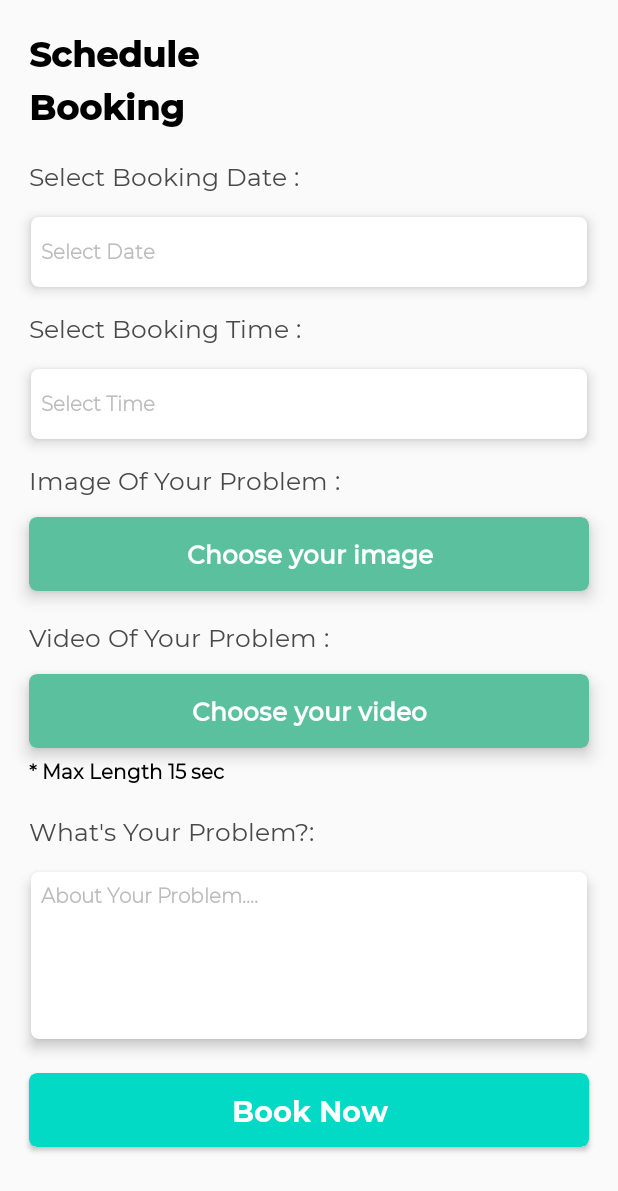
After one commit to karabimaity17/PlumberUser, an Android app: the ScheduleBooking screen opened directly, with no data from a screen before it, on a phone screen of 412 x 824 dp. The commit adds this screen. Shown: the top 1191 px of the screen. Run offline under Robolectric (Android 15) with nearby library versions, the phone set to English and light mode, and no system bars; our stand-ins replace sdp/ssp sizes.

Commit message:
22-11-2021-R

```diff
--- /dev/null
+++ b/app/src/main/java/com/plumber/user/ScheduleBooking.java
@@ -0,0 +1,23 @@
+package com.plumber.user;
+
+import android.os.Bundle;
+
+import com.google.android.material.floatingactionbutton.FloatingActionButton;
+import com.google.android.material.snackbar.Snackbar;
+
+import androidx.appcompat.app.AppCompatActivity;
+import androidx.appcompat.widget.Toolbar;
+
+import android.view.View;
+
+public class ScheduleBooking extends AppCompatActivity {
+
+    @Override
+    protected void onCreate(Bundle savedInstanceState) {
+        super.onCreate(savedInstanceState);
+        setContentView(R.layout.activity_schedule_booking);
+        Toolbar toolbar = findViewById(R.id.toolbar);
+        setSupportActionBar(toolbar);
+
+    }
+}
--- /dev/null
+++ b/app/src/main/res/drawable/rectangle_sape.xml
@@ -0,0 +1,7 @@
+<?xml version="1.0" encoding="utf-8"?>
+<shape xmlns:android="http://schemas.android.com/apk/res/android">
+<solid android:color="@color/colorWhite"/>
+    <stroke android:color="@color/colorDarkGrey"
+        android:width="@dimen/_1sdp"/>
+    <corners android:radius="@dimen/_3sdp"/>
+</shape>
--- /dev/null
+++ b/app/src/main/res/layout/activity_schedule_booking.xml
@@ -0,0 +1,33 @@
+<?xml version="1.0" encoding="utf-8"?>
+<androidx.coordinatorlayout.widget.CoordinatorLayout xmlns:android="http://schemas.android.com/apk/res/android"
+    xmlns:app="http://schemas.android.com/apk/res-auto"
+    xmlns:tools="http://schemas.android.com/tools"
+    android:layout_width="match_parent"
+    android:layout_height="match_parent"
+    tools:context=".ScheduleBooking">
+
+   <!-- <com.google.android.material.appbar.AppBarLayout
+        android:layout_width="match_parent"
+        android:layout_height="wrap_content"
+        android:theme="@style/AppTheme.AppBarOverlay">
+
+        <androidx.appcompat.widget.Toolbar
+            android:id="@+id/toolbar"
+            android:layout_width="match_parent"
+            android:layout_height="?attr/actionBarSize"
+            android:background="?attr/colorPrimary"
+            app:popupTheme="@style/AppTheme.PopupOverlay" />
+
+    </com.google.android.material.appbar.AppBarLayout>-->
+
+    <include layout="@layout/content_schedule_booking" />
+
+   <!-- <com.google.android.material.floatingactionbutton.FloatingActionButton
+        android:id="@+id/fab"
+        android:layout_width="wrap_content"
+        android:layout_height="wrap_content"
+        android:layout_gravity="bottom|end"
+        android:layout_margin="@dimen/fab_margin"
+        app:srcCompat="@android:drawable/ic_dialog_email" />-->
+
+</androidx.coordinatorlayout.widget.CoordinatorLayout>
--- /dev/null
+++ b/app/src/main/res/layout/content_schedule_booking.xml
@@ -0,0 +1,238 @@
+<?xml version="1.0" encoding="utf-8"?>
+<RelativeLayout xmlns:android="http://schemas.android.com/apk/res/android"
+    xmlns:app="http://schemas.android.com/apk/res-auto"
+    android:layout_width="match_parent"
+    android:layout_height="match_parent"
+    app:layout_behavior="@string/appbar_scrolling_view_behavior">
+    <androidx.core.widget.NestedScrollView
+        android:layout_width="match_parent"
+        android:layout_height="match_parent"
+        android:id="@+id/nested">
+        <LinearLayout
+            android:layout_width="match_parent"
+            android:orientation="vertical"
+            android:layout_height="match_parent">
+            <LinearLayout
+                android:layout_width="match_parent"
+                android:layout_height="wrap_content"
+                android:orientation="vertical"
+                android:id="@+id/lin"
+                android:layout_marginTop="@dimen/_15sdp">
+                <TextView
+                    android:layout_width="match_parent"
+                    android:layout_height="wrap_content"
+                    android:text="Schedule\nBooking"
+                    android:textColor="@color/colorBlack"
+                    android:textSize="@dimen/_18sdp"
+                    android:fontFamily="@font/fonts_bold"
+                    android:layout_marginHorizontal="@dimen/_15sdp"
+                    android:textStyle="bold"
+                    android:lineSpacingExtra="@dimen/_5sdp"/>
+                <TextView
+                    android:layout_width="match_parent"
+                    android:layout_height="wrap_content"
+                    android:layout_marginTop="@dimen/_15sdp"
+                    android:text="Select Booking Date :"
+                    android:textColor="@color/colorDarkGrey"
+                    android:textSize="@dimen/_13sdp"
+                    android:fontFamily="@font/fonts_regular"
+                    android:layout_marginHorizontal="@dimen/_15sdp"
+                    android:lineSpacingExtra="@dimen/_5sdp"/>
+                <androidx.cardview.widget.CardView
+                    android:layout_width="match_parent"
+                    android:layout_height="@dimen/_50sdp"
+                    app:cardCornerRadius="@dimen/_4sdp"
+                    app:cardElevation="@dimen/_4sdp"
+                    app:cardUseCompatPadding="true"
+                    android:layout_marginTop="@dimen/_5sdp"
+                    android:layout_marginHorizontal="@dimen/_10sdp"
+                    android:layout_below="@+id/lin"
+                    >
+                    <TextView
+                        android:layout_width="match_parent"
+                        android:layout_height="match_parent"
+                        android:hint="Select Date"
+                        android:textColorHint="@color/colorGrey"
+                        android:textSize="13sp"
+                        android:fontFamily="@font/fonts_light"
+                        android:textStyle="bold"
+                        android:gravity="center_vertical"
+                        android:textColor="@color/colorBlack"
+                        android:padding="@dimen/_5sdp"
+                        />
+                </androidx.cardview.widget.CardView>
+                <TextView
+                    android:layout_width="match_parent"
+                    android:layout_height="wrap_content"
+                    android:layout_marginTop="@dimen/_5sdp"
+                    android:text="Select Booking Time :"
+                    android:textColor="@color/colorDarkGrey"
+                    android:textSize="@dimen/_13sdp"
+                    android:fontFamily="@font/fonts_regular"
+                    android:layout_marginHorizontal="@dimen/_15sdp"
+                    android:lineSpacingExtra="@dimen/_5sdp"/>
+                <androidx.cardview.widget.CardView
+                    android:layout_width="match_parent"
+                    android:layout_height="@dimen/_50sdp"
+                    app:cardCornerRadius="@dimen/_4sdp"
+                    app:cardElevation="@dimen/_4sdp"
+                    app:cardUseCompatPadding="true"
+                    android:layout_marginTop="@dimen/_5sdp"
+                    android:layout_marginHorizontal="@dimen/_10sdp"
+                    android:layout_below="@+id/lin"
+                    >
+                    <TextView
+                        android:layout_width="match_parent"
+                        android:layout_height="match_parent"
+                        android:hint="Select Time"
+                        android:textColorHint="@color/colorGrey"
+                        android:textSize="13sp"
+                        android:fontFamily="@font/fonts_light"
+                        android:textStyle="bold"
+                        android:gravity="center_vertical"
+                        android:textColor="@color/colorBlack"
+                        android:padding="@dimen/_5sdp"
+                        />
+                </androidx.cardview.widget.CardView>
+                <TextView
+                    android:layout_width="match_parent"
+                    android:layout_height="wrap_content"
+                    android:layout_marginTop="@dimen/_5sdp"
+                    android:text="Image Of Your Problem :"
+                    android:textColor="@color/colorDarkGrey"
+                    android:textSize="@dimen/_13sdp"
+                    android:layout_marginHorizontal="@dimen/_15sdp"
+                    android:fontFamily="@font/fonts_regular"
+                    android:lineSpacingExtra="@dimen/_5sdp"/>
+                <ImageView
+                    android:layout_width="match_parent"
+                    android:layout_height="@dimen/_120sdp"
+                    android:background="@drawable/rectangle_sape"
+                    android:visibility="gone"
+                    android:layout_marginHorizontal="@dimen/_15sdp"
+                    android:layout_marginTop="@dimen/_10sdp"
+                    android:id="@+id/image"/>
+                <androidx.cardview.widget.CardView
+                    android:layout_width="match_parent"
+                    android:layout_height="@dimen/_38sdp"
+                    android:layout_marginTop="@dimen/_10sdp"
+                    app:cardCornerRadius="@dimen/_4sdp"
+                    app:cardElevation="@dimen/_5sdp"
+                    app:cardBackgroundColor="@color/colorGreen"
+                    android:layout_marginHorizontal="@dimen/_15sdp"
+                    android:id="@+id/card_image">
+                    <TextView
+                        android:layout_width="match_parent"
+                        android:layout_height="match_parent"
+                        android:textSize="@dimen/_13sdp"
+                        android:textColor="@color/colorWhite"
+                        android:text="Choose your image"
+                        android:gravity="center"
+                        android:textStyle="bold"
+                        android:fontFamily="@font/fonts_medium"/>
+                </androidx.cardview.widget.CardView>
+                <TextView
+                    android:layout_width="match_parent"
+                    android:layout_height="wrap_content"
+                    android:layout_marginTop="@dimen/_15sdp"
+                    android:text="Video Of Your Problem :"
+                    android:layout_marginHorizontal="@dimen/_15sdp"
+                    android:textColor="@color/colorDarkGrey"
+                    android:textSize="@dimen/_13sdp"
+                    android:fontFamily="@font/fonts_regular"
+                    android:lineSpacingExtra="@dimen/_5sdp"/>
+                <ImageView
+                    android:layout_width="match_parent"
+                    android:layout_height="@dimen/_120sdp"
+                    android:background="@drawable/rectangle_sape"
+                    android:visibility="gone"
+                    android:layout_marginHorizontal="@dimen/_15sdp"
+                    android:layout_marginTop="@dimen/_10sdp"
+                    />
+                <androidx.cardview.widget.CardView
+                    android:layout_width="match_parent"
+                    android:layout_height="@dimen/_38sdp"
+                    android:layout_marginTop="@dimen/_10sdp"
+                    app:cardCornerRadius="@dimen/_4sdp"
+                    app:cardElevation="@dimen/_5sdp"
+                    android:layout_marginHorizontal="@dimen/_15sdp"
+                    app:cardBackgroundColor="@color/colorGreen"
+                    android:id="@+id/card_video">
+                    <TextView
+                        android:layout_width="match_parent"
+                        android:layout_height="match_parent"
+                        android:textSize="@dimen/_13sdp"
+                        android:textColor="@color/colorWhite"
+                        android:text="Choose your video"
+                        android:gravity="center"
+                        android:textStyle="bold"
+                        android:fontFamily="@font/fonts_medium"/>
+                </androidx.cardview.widget.CardView>
+                <TextView
+                    android:layout_width="match_parent"
+                    android:layout_height="wrap_content"
+                    android:text="* Max Length 15 sec"
+                    android:layout_marginHorizontal="@dimen/_15sdp"
+                    android:layout_marginTop="@dimen/_5sdp"
+                    android:textColor="@color/colorBlack"
+                    android:fontFamily="@font/fonts_regular"
+                    android:textSize="@dimen/_10sdp"
+                    android:textStyle="bold"/>
+                <TextView
+                    android:layout_width="match_parent"
+                    android:layout_height="wrap_content"
+                    android:layout_marginTop="@dimen/_15sdp"
+                    android:text="What's Your Problem?:"
+                    android:textColor="@color/colorDarkGrey"
+                    android:textSize="@dimen/_13sdp"
+                    android:layout_marginHorizontal="@dimen/_15sdp"
+                    android:fontFamily="@font/fonts_regular"
+                    android:lineSpacingExtra="@dimen/_5sdp"/>
+
+            </LinearLayout>
+            <androidx.cardview.widget.CardView
+                android:layout_width="match_parent"
+                android:layout_height="@dimen/_100sdp"
+                app:cardCornerRadius="@dimen/_4sdp"
+                app:cardElevation="@dimen/_4sdp"
+                app:cardUseCompatPadding="true"
+                android:layout_marginTop="@dimen/_5sdp"
+                android:layout_marginHorizontal="@dimen/_10sdp"
+                android:layout_below="@+id/lin"
+                >
+                <EditText
+                    android:layout_width="match_parent"
+                    android:layout_height="match_parent"
+                    android:hint="About Your Problem...."
+                    android:textColorHint="@color/colorGrey"
+                    android:textSize="13sp"
+                    android:fontFamily="@font/fonts_light"
+                    android:textStyle="bold"
+                    android:background="@null"
+                    android:textColor="@color/colorBlack"
+                    android:padding="@dimen/_5sdp"
+                    android:gravity="start"/>
+            </androidx.cardview.widget.CardView>
+            <androidx.cardview.widget.CardView
+                android:layout_width="match_parent"
+                android:layout_height="@dimen/_38sdp"
+                android:layout_marginHorizontal="@dimen/_15sdp"
+                app:cardCornerRadius="@dimen/_4sdp"
+                android:id="@+id/login_curd"
+                android:layout_marginVertical="@dimen/_10sdp"
+                android:layout_below="@+id/nested"
+                app:cardBackgroundColor="@color/colorAccent">
+                <TextView
+                    android:id="@+id/btnBook"
+                    android:layout_width="match_parent"
+                    android:layout_height="wrap_content"
+                    android:text="Book Now"
+                    android:textColor="@color/colorWhite"
+                    android:layout_gravity="center_vertical"
+                    android:gravity="center"
+                    android:fontFamily="@font/fonts_bold"
+                    android:textSize="@dimen/_15sdp"/>
+            </androidx.cardview.widget.CardView>
+        </LinearLayout>
+    </androidx.core.widget.NestedScrollView>
+</RelativeLayout>
--- a/app/src/main/res/values/colors.xml
+++ b/app/src/main/res/values/colors.xml
@@ -4,6 +4,7 @@
     <!--<color name="colorPrimary">#3F0198</color>-->
     <color name="colorPrimaryDark">#BA1D37</color>
     <color name="colorAccent">#03DAC5</color>
+    <color name="colorGreen">#5ac09e</color>
 
     <color name="colorWhite">#FFFFFF</color>
     <color name="colorBlack">#000000</color>
--- a/app/src/main/res/values/strings.xml
+++ b/app/src/main/res/values/strings.xml
@@ -21,4 +21,6 @@
     <string name="hello_second_fragment">Hello second fragment. Arg: %1$s</string>
     <string name="title_activity_set_location">SetLocation</string>
     <string name="title_activity_search_location">SearchLocation</string>
+    <string name="title_activity_emergency_boocking">EmergencyBoocking</string>
+    <string name="title_activity_schedule_booking">ScheduleBooking</string>
 </resources>
```
Also changed, not shown: app/src/main/AndroidManifest.xml (+22 -10 lines), app/src/main/java/com/plumber/user/EmergencyBooking.java (added, +31 -0 lines), app/src/main/res/layout/activity_emergency_booking.xml (added, +34 -0 lines), app/src/main/res/layout/content_emergency_booking.xml (added, +165 -0 lines), app/src/main/res/navigation/nav_graph.xml (added, +48 -0 lines).
